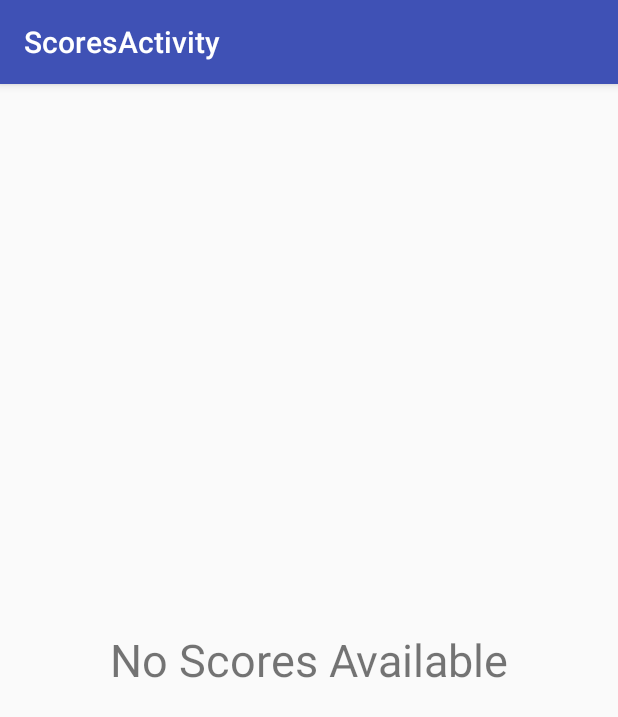
After one commit to dgoenka/AccedoMatchingGame, an Android app: the ScoresActivity screen opened directly, with no data from a screen before it, on a phone screen of 412 x 824 dp. The commit adds this screen. Shown: the top 717 px of the screen. Run offline under Robolectric (Android 15) with nearby library versions, the phone set to English and light mode, and no system bars; our stand-ins replace ButterKnife, Room's generated code.

Commit message:
-> Added scores activity

```diff
--- a/app/src/main/AndroidManifest.xml
+++ b/app/src/main/AndroidManifest.xml
@@ -6,6 +6,7 @@
         android:allowBackup="true"
         android:icon="@mipmap/ic_launcher"
         android:label="@string/app_name"
+        android:name=".AccedoMatchingGameApplication"
         android:roundIcon="@mipmap/ic_launcher_round"
         android:supportsRtl="true"
         android:theme="@style/AppTheme">
@@ -20,6 +21,10 @@
                 <category android:name="android.intent.category.LAUNCHER" />
             </intent-filter>
         </activity>
+        <activity
+            android:name=".activities.ScoresActivity"
+            android:label="@string/title_activity_scores"
+            android:theme="@style/AppTheme.NoActionBar"></activity>
     </application>
 
 </manifest>
--- a/app/src/main/java/com/divyanshgoenka/accedomatchinggame/AccedoMatchingGameApplication.java
+++ b/app/src/main/java/com/divyanshgoenka/accedomatchinggame/AccedoMatchingGameApplication.java
@@ -12,12 +12,28 @@ import com.divyanshgoenka.accedomatchinggame.database.AppDatabase;
 
 public class AccedoMatchingGameApplication extends Application {
 
+    private static AccedoMatchingGameApplication instance;
     AppDatabase appDatabase;
+
+    public AppDatabase getAppDatabase() {
+        return appDatabase;
+    }
 
     @Override
     public void onCreate() {
         super.onCreate();
+        instance = this;
         appDatabase = Room.databaseBuilder(getApplicationContext(), AppDatabase.class, "score-database")
                 .build();
     }
+
+    public static AccedoMatchingGameApplication getInstance() {
+        return instance;
+    }
+
+    @Override
+    public void onTerminate() {
+        super.onTerminate();
+        instance = null;
+    }
 }
--- /dev/null
+++ b/app/src/main/java/com/divyanshgoenka/accedomatchinggame/activities/ScoresActivity.java
@@ -0,0 +1,85 @@
+package com.divyanshgoenka.accedomatchinggame.activities;
+
+import android.os.AsyncTask;
+import android.os.Bundle;
+import android.support.v7.app.AppCompatActivity;
+import android.support.v7.widget.RecyclerView;
+import android.support.v7.widget.Toolbar;
+import android.view.View;
+
+import com.divyanshgoenka.accedomatchinggame.AccedoMatchingGameApplication;
+import com.divyanshgoenka.accedomatchinggame.R;
+import com.divyanshgoenka.accedomatchinggame.models.Score;
+import com.divyanshgoenka.accedomatchinggame.util.Validations;
+import com.google.gson.Gson;
+import com.google.gson.reflect.TypeToken;
+
+import java.lang.reflect.Type;
+import java.util.ArrayList;
+import java.util.List;
+
+import butterknife.BindView;
+import butterknife.ButterKnife;
+
+public class ScoresActivity extends AppCompatActivity {
+
+    private static final String SCORES = "SCORES";
+    @BindView(R.id.recycler_view)
+    RecyclerView recyclerView;
+
+    @BindView(R.id.toolbar)
+    Toolbar toolbar;
+
+    @BindView(R.id.no_scores)
+    View no_scores;
+
+    List<Score> scores;
+
+    @Override
+    protected void onCreate(Bundle savedInstanceState) {
+        super.onCreate(savedInstanceState);
+        setContentView(R.layout.activity_scores);
+        ButterKnife.bind(this);
+        setSupportActionBar(toolbar);
+
+        if(savedInstanceState!=null)
+            setFromBundle(savedInstanceState);
+        else
+            new GetSetScoreTable().execute();
+    }
+
+    public void setFromBundle(Bundle fromBundle) {
+        String json = fromBundle.getString(SCORES);
+        Type scoresArrayList  = new TypeToken<ArrayList<Score>>() {
+        }.getType();
+        scores = new Gson().fromJson(json,scoresArrayList);
+        recyclerView.setAdapter(new Score.Adapter(ScoresActivity.this,scores));
+    }
+
+    @Override
+    protected void onSaveInstanceState(Bundle outState) {
+        super.onSaveInstanceState(outState);
+        outState.putString(SCORES, new Gson().toJson(scores));
+    }
+
+    public void setView(List<Score> scores){
+        if(Validations.isEmptyOrNull(scores)){
+            recyclerView.setVisibility(View.GONE);
+            no_scores.setVisibility(View.VISIBLE);
+        }else{
+            recyclerView.setAdapter(new Score.Adapter(ScoresActivity.this,scores));
+        }
+    }
+
+    class  GetSetScoreTable extends AsyncTask<Void,Void,List<Score>>{
+
+        @Override
+        protected List<Score> doInBackground(Void... params) {
+            return AccedoMatchingGameApplication.getInstance().getAppDatabase().scoreDao().getAllScores();
+        }
+
+        public void onPostExecute(List<Score> scores){
+            setView(scores);
+        }
+    }
+}
--- a/app/src/main/java/com/divyanshgoenka/accedomatchinggame/singleton/CurrentGame.java
+++ b/app/src/main/java/com/divyanshgoenka/accedomatchinggame/singleton/CurrentGame.java
@@ -15,6 +15,10 @@ public class CurrentGame {
     private CurrentGame(){}
 
     private static CurrentGame instance;
+
+    public int getCurrentScore() {
+        return currentScore;
+    }
 
     private int currentScore = 0;
 
--- /dev/null
+++ b/app/src/main/java/com/divyanshgoenka/accedomatchinggame/util/Validations.java
@@ -0,0 +1,16 @@
+package com.divyanshgoenka.accedomatchinggame.util;
+
+import com.divyanshgoenka.accedomatchinggame.models.Score;
+
+import java.util.Collection;
+import java.util.List;
+
+/**
+ * Created by divyanshgoenka on 23/05/17.
+ */
+
+public class Validations {
+    public static boolean isEmptyOrNull(Collection collection) {
+        return collection==null||collection.size()<1;
+    }
+}
--- /dev/null
+++ b/app/src/main/res/layout/activity_scores.xml
@@ -0,0 +1,37 @@
+<?xml version="1.0" encoding="utf-8"?>
+<LinearLayout xmlns:android="http://schemas.android.com/apk/res/android"
+    android:layout_height="match_parent"
+    android:layout_width="match_parent"
+    android:orientation="vertical"
+    xmlns:app="http://schemas.android.com/apk/res-auto">
+    <android.support.design.widget.AppBarLayout
+        android:layout_width="match_parent"
+        android:layout_height="wrap_content"
+        android:theme="@style/AppTheme.AppBarOverlay">
+
+        <android.support.v7.widget.Toolbar
+            android:id="@+id/toolbar"
+            android:layout_width="match_parent"
+            android:layout_height="?attr/actionBarSize"
+            android:background="?attr/colorPrimary"
+            app:popupTheme="@style/AppTheme.PopupOverlay" />
+
+    </android.support.design.widget.AppBarLayout>
+    <RelativeLayout
+        android:layout_width="match_parent"
+        android:layout_height="match_parent">
+    <android.support.v7.widget.RecyclerView
+        android:layout_height="match_parent"
+        android:layout_width="match_parent"
+        android:id="@+id/recycler_view"
+        />
+        <TextView
+            android:id="@+id/no_scores"
+            android:text="@string/no_scores"
+            android:textSize="30dp"
+            android:gravity="center"
+            android:visibility="gone"
+            android:layout_width="match_parent"
+            android:layout_height="match_parent" />
+    </RelativeLayout>
+</LinearLayout>
--- /dev/null
+++ b/app/src/main/res/values/dimens.xml
@@ -0,0 +1,3 @@
+<resources>
+    <dimen name="fab_margin">16dp</dimen>
+</resources>
--- a/app/src/main/res/values/strings.xml
+++ b/app/src/main/res/values/strings.xml
@@ -7,4 +7,6 @@
     <string name="score">Score: %d</string>
     <string name="enter_your_name">Enter your name</string>
     <string name="okay">OK</string>
+    <string name="title_activity_scores">ScoresActivity</string>
+    <string name="no_scores">No Scores Available</string>
 </resources>
--- a/app/src/main/res/values/styles.xml
+++ b/app/src/main/res/values/styles.xml
@@ -20,4 +20,13 @@
         <item name="android:background">@color/black_overlay</item>
     </style>
 
+    <style name="AppTheme.NoActionBar">
+        <item name="windowActionBar">false</item>
+        <item name="windowNoTitle">true</item>
+    </style>
+
+    <style name="AppTheme.AppBarOverlay" parent="ThemeOverlay.AppCompat.Dark.ActionBar" />
+
+    <style name="AppTheme.PopupOverlay" parent="ThemeOverlay.AppCompat.Light" />
+
 </resources>
```
Also changed, not shown: app/build.gradle (+15 -14 lines), app/src/main/java/com/divyanshgoenka/accedomatchinggame/activities/MainActivity.java (+34 -2 lines), app/src/main/java/com/divyanshgoenka/accedomatchinggame/models/AdapterBindUnbind.java (added, +10 -0 lines), app/src/main/java/com/divyanshgoenka/accedomatchinggame/models/Card.java (+5 -2 lines), app/src/main/java/com/divyanshgoenka/accedomatchinggame/models/Score.java (+76 -1 lines), app/src/main/res/layout/score.xml (added, +20 -0 lines).
